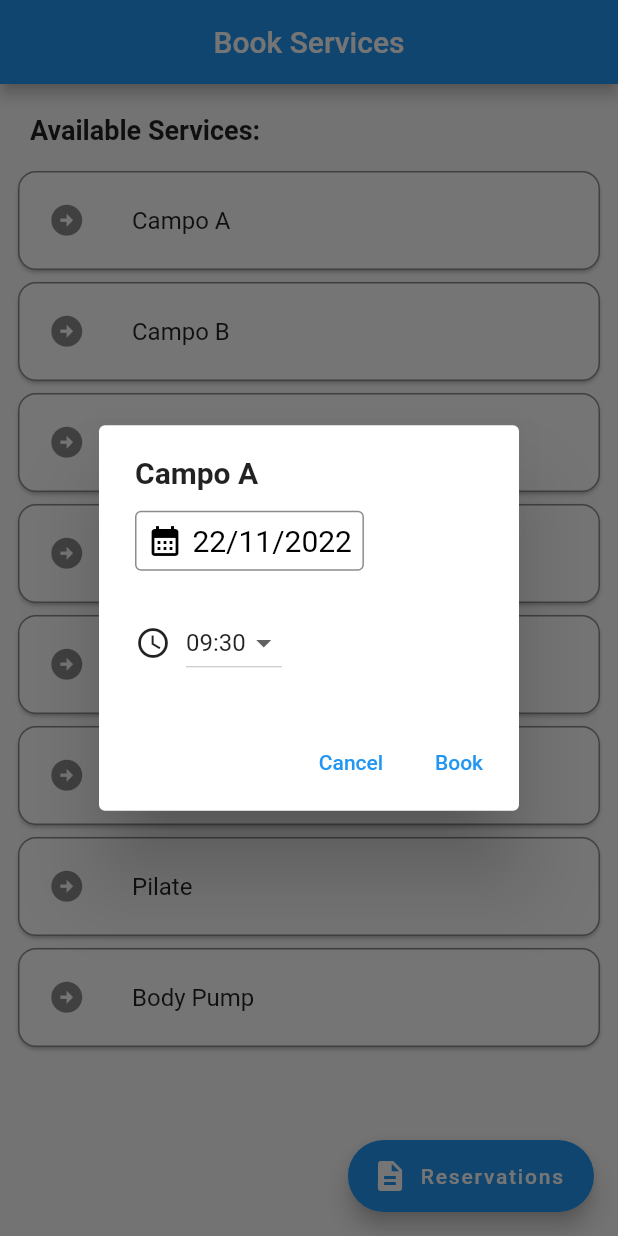
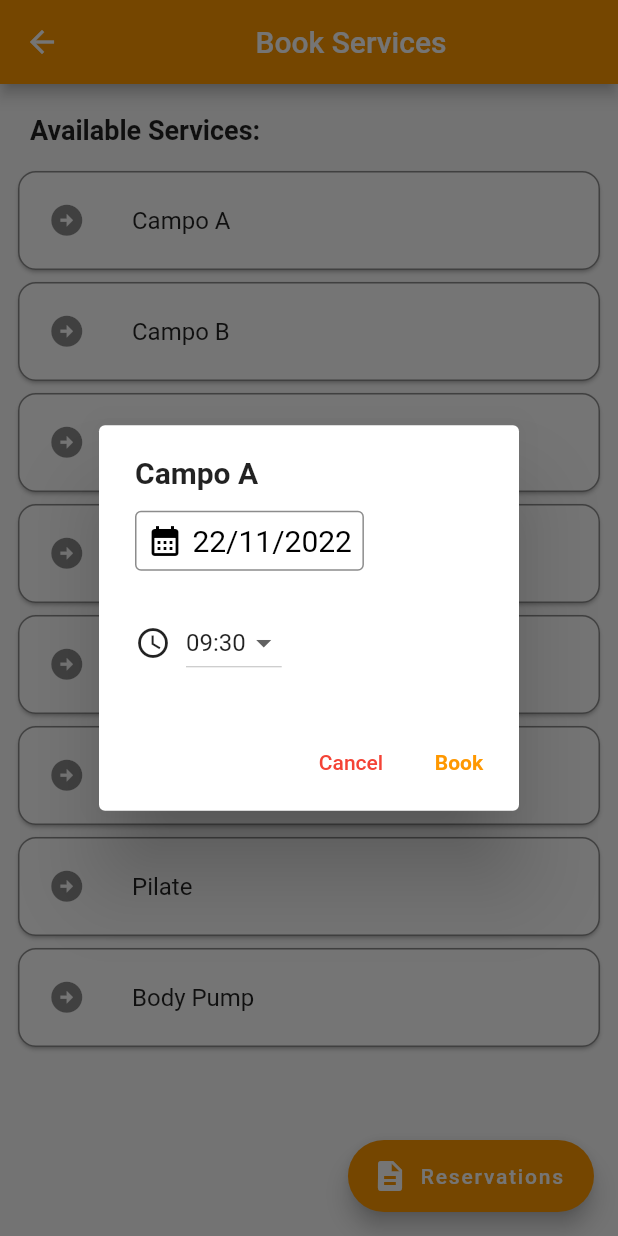
Before and after one commit to ftmateus/ipm_group_31_project, a Flutter app: the Services screen opened directly, after a tap on "Campo A", on a phone screen of 412 x 824 dp. Run offline on Flutter 3.47's test engine with Material 2 defaults, Android fonts, the phone set to English and light mode, and no system bars.

```diff
--- a/jacked_up/lib/bookService.dart
+++ b/jacked_up/lib/BookService.dart
@@ -1,9 +1,9 @@
 import 'package:flutter/material.dart';
 import 'package:intl/intl.dart';
 
-void main() {
-  runApp(const MyApp());
-}
+// void main() {
+//   runApp(const BookService());
+// }
 
 class Pair<T1, T2> {
   final T1 a;
@@ -12,19 +12,19 @@ class Pair<T1, T2> {
   Pair(this.a, this.b);
 }
 
-class MyApp extends StatelessWidget {
-  const MyApp({super.key});
-
-  @override
-  Widget build(BuildContext context) {
-    return MaterialApp(
-        debugShowCheckedModeBanner: false,
-        title: 'Book Services',
-        theme: ThemeData(
-            colorSchemeSeed: const Color(0xff3b01f8), useMaterial3: true),
-        home: const Services());
-  }
-}
+// class BookService extends StatelessWidget {
+//   const BookService({super.key});
+//
+//   @override
+//   Widget build(BuildContext context) {
+//     return MaterialApp(
+//         debugShowCheckedModeBanner: false,
+//         title: 'Book Services',
+//         theme: ThemeData(
+//             colorSchemeSeed: const Color(0xff3b01f8), useMaterial3: true),
+//         home: const Services());
+//   }
+// }
 
 class Services extends StatefulWidget {
   const Services({Key? key}) : super(key: key);
@@ -50,9 +50,18 @@ class _ServicesState extends State<Services> {
   @override
   Widget build(BuildContext context) {
     return Scaffold(
+
       appBar: AppBar(
         title: const Center(
           child: Text('Book Services'),
+        ),
+        backgroundColor: Colors.orange,
+        centerTitle: true,
+        leading: BackButton(
+            color: Colors.white,
+          onPressed: () {
+              Navigator.pop(context);
+          },
         ),
       ),
       body: Column(crossAxisAlignment: CrossAxisAlignment.start, children: <
@@ -97,6 +106,7 @@ class _ServicesState extends State<Services> {
         label: const Text('Reservations'),
         tooltip: 'Your Bookings',
         icon: const Icon(Icons.description),
+        backgroundColor: Colors.orange,
       ),
     );
   }
@@ -217,6 +227,9 @@ Future<DateTime?> _showReservationPicker(
               TextButton(
                 onPressed: () => Navigator.pop(context, null),
                 child: const Text('Cancel'),
+                style: TextButton.styleFrom(
+                  foregroundColor: Colors.red,
+                ),
               ),
               TextButton(
                   onPressed: () {
@@ -241,6 +254,10 @@ Future<DateTime?> _showReservationPicker(
                     Navigator.of(context).pop(dateTime);
                     ScaffoldMessenger.of(context).showSnackBar(snackBar);
                   },
+                  style: TextButton.styleFrom(
+                    foregroundColor: Colors.orange,
+                    textStyle: const TextStyle(fontWeight: FontWeight.bold)
+                  ),
                   child: const Text('Book'))
             ],
           );
```
Also changed, not shown: jacked_up/lib/MenuOptions.dart (+8 -1 lines).
